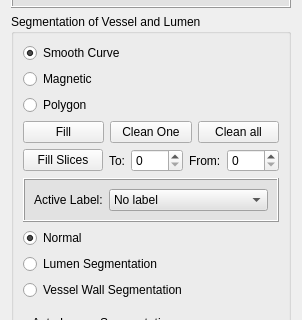
First picture: the form in codes/Controller/InteractorStyles/QInteractorStyleVesselSegmentation2.ui, repository wuzhuobin/Vessel_Project, before the edit; both pictures show x 0 to 302 and y 81 to 401 of the 302 by 811 pixel window.
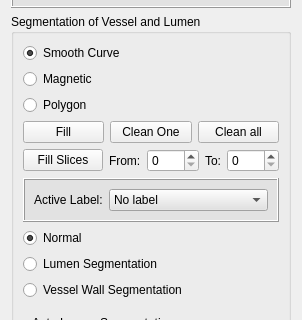
Second picture: the form after the edit. Icons and pictures are not drawn.

The edit to the form file:
```diff
--- a/codes/Controller/InteractorStyles/QInteractorStyleVesselSegmentation2.ui
+++ b/codes/Controller/InteractorStyles/QInteractorStyleVesselSegmentation2.ui
@@ -194,23 +194,6 @@
           </property>
          </widget>
         </item>
-        <item>
-         <widget class="QLabel" name="label_8">
-          <property name="text">
-           <string>To:</string>
-          </property>
-         </widget>
-        </item>
-        <item>
-         <widget class="QSpinBox" name="spinBoxFillSlicesBegin">
-          <property name="sizePolicy">
-           <sizepolicy hsizetype="Expanding" vsizetype="Fixed">
-            <horstretch>0</horstretch>
-            <verstretch>0</verstretch>
-           </sizepolicy>
-          </property>
-         </widget>
-        </item>
         <item>
          <widget class="QLabel" name="label_9">
           <property name="text">
@@ -218,6 +201,23 @@
           </property>
          </widget>
         </item>
+        <item>
+         <widget class="QSpinBox" name="spinBoxFillSlicesBegin">
+          <property name="sizePolicy">
+           <sizepolicy hsizetype="Expanding" vsizetype="Fixed">
+            <horstretch>0</horstretch>
+            <verstretch>0</verstretch>
+           </sizepolicy>
+          </property>
+         </widget>
+        </item>
+        <item>
+         <widget class="QLabel" name="label_8">
+          <property name="text">
+           <string>To:</string>
+          </property>
+         </widget>
+        </item>
         <item>
          <widget class="QSpinBox" name="spinBoxFillSliceEnd">
           <property name="sizePolicy">
```
Left out of the diff: 9 changed lines with no effect on the pictures.
